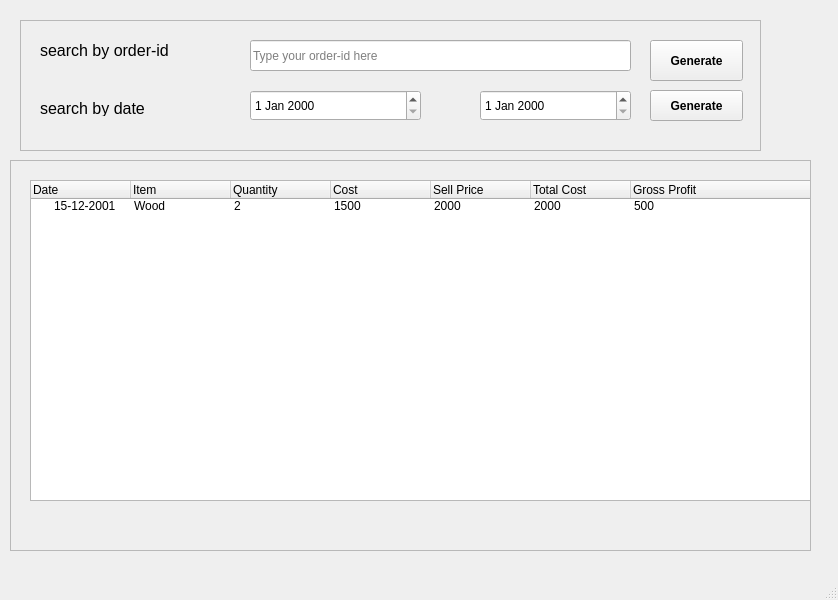
mj2266/inventory_app, file UI FILES/order.ui: the form before one commit.
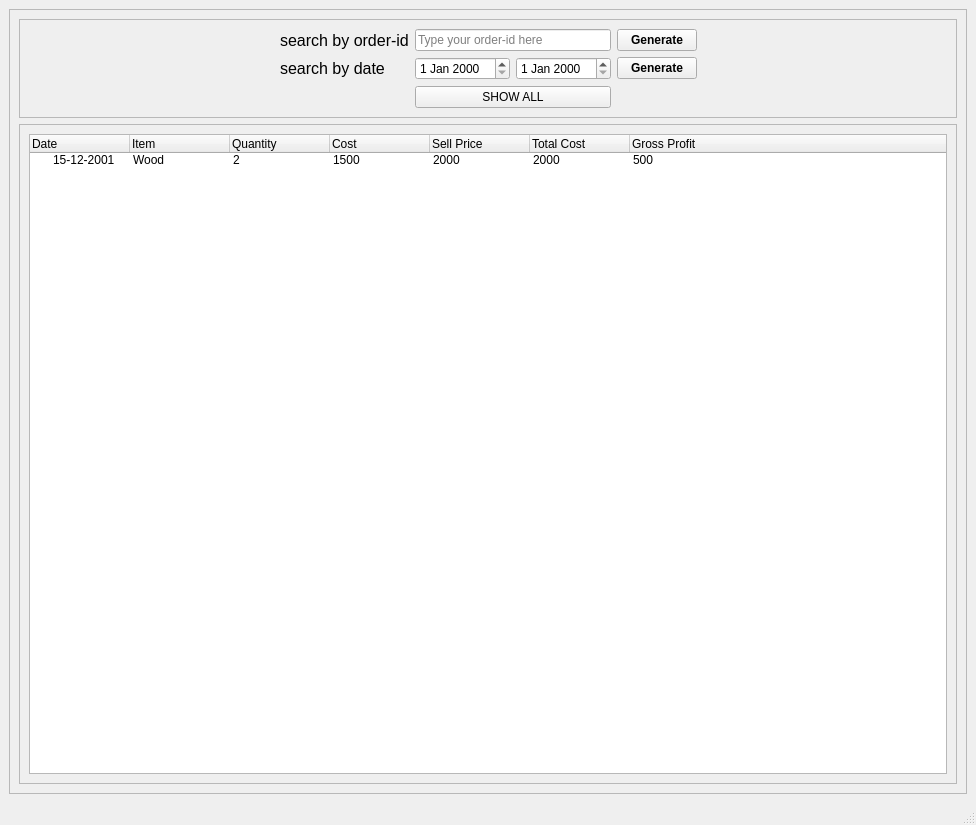
The form after the commit.

What changed in the file:
```diff
--- a/UI FILES/order.ui
+++ b/UI FILES/order.ui
@@ -6,171 +6,35 @@
    <rect>
     <x>0</x>
     <y>0</y>
-    <width>838</width>
-    <height>600</height>
+    <width>976</width>
+    <height>825</height>
    </rect>
   </property>
   <property name="windowTitle">
    <string>MainWindow</string>
   </property>
   <widget class="QWidget" name="centralwidget">
-   <widget class="QFrame" name="frame">
-    <property name="geometry">
-     <rect>
-      <x>20</x>
-      <y>20</y>
-      <width>741</width>
-      <height>131</height>
-     </rect>
-    </property>
+   <layout class="QGridLayout" name="gridLayout">
+    <item row="0" column="0">
+     <widget class="QFrame" name="frame_3">
     <property name="frameShape">
      <enum>QFrame::StyledPanel</enum>
     </property>
     <property name="frameShadow">
      <enum>QFrame::Raised</enum>
     </property>
-    <widget class="QLabel" name="label">
-     <property name="geometry">
-      <rect>
-       <x>20</x>
-       <y>10</y>
-       <width>201</width>
-       <height>41</height>
-      </rect>
-     </property>
-     <property name="font">
-      <font>
-       <pointsize>12</pointsize>
-       <weight>50</weight>
-       <bold>false</bold>
-      </font>
-     </property>
-     <property name="frameShape">
-      <enum>QFrame::NoFrame</enum>
-     </property>
-     <property name="frameShadow">
-      <enum>QFrame::Raised</enum>
-     </property>
-     <property name="text">
-      <string>search by order-id</string>
-     </property>
-    </widget>
-    <widget class="QLineEdit" name="lineEdit">
-     <property name="geometry">
-      <rect>
-       <x>230</x>
-       <y>20</y>
-       <width>381</width>
-       <height>31</height>
-      </rect>
-     </property>
-     <property name="placeholderText">
-      <string>Type your order-id here</string>
-     </property>
-    </widget>
-    <widget class="QLabel" name="label_2">
-     <property name="geometry">
-      <rect>
-       <x>20</x>
-       <y>80</y>
-       <width>151</width>
-       <height>16</height>
-      </rect>
-     </property>
-     <property name="font">
-      <font>
-       <pointsize>12</pointsize>
-      </font>
-     </property>
-     <property name="text">
-      <string>search by date</string>
-     </property>
-    </widget>
-    <widget class="QPushButton" name="pushButton">
-     <property name="geometry">
-      <rect>
-       <x>630</x>
-       <y>20</y>
-       <width>93</width>
-       <height>41</height>
-      </rect>
-     </property>
-     <property name="font">
-      <font>
-       <pointsize>9</pointsize>
-       <weight>75</weight>
-       <bold>true</bold>
-      </font>
-     </property>
-     <property name="text">
-      <string>Generate</string>
-     </property>
-    </widget>
-    <widget class="QPushButton" name="pushButton_2">
-     <property name="geometry">
-      <rect>
-       <x>630</x>
-       <y>70</y>
-       <width>93</width>
-       <height>31</height>
-      </rect>
-     </property>
-     <property name="font">
-      <font>
-       <pointsize>9</pointsize>
-       <weight>75</weight>
-       <bold>true</bold>
-      </font>
-     </property>
-     <property name="text">
-      <string>Generate</string>
-     </property>
-    </widget>
-    <widget class="QDateEdit" name="dateEdit">
-     <property name="geometry">
-      <rect>
-       <x>460</x>
-       <y>70</y>
-       <width>151</width>
-       <height>31</height>
-      </rect>
-     </property>
-    </widget>
-    <widget class="QDateEdit" name="dateEdit_2">
-     <property name="geometry">
-      <rect>
-       <x>230</x>
-       <y>70</y>
-       <width>171</width>
-       <height>31</height>
-      </rect>
-     </property>
-    </widget>
-   </widget>
+      <layout class="QGridLayout" name="gridLayout_2">
+       <item row="2" column="0">
    <widget class="QFrame" name="frame_2">
-    <property name="geometry">
-     <rect>
-      <x>10</x>
-      <y>160</y>
-      <width>801</width>
-      <height>391</height>
-     </rect>
-    </property>
     <property name="frameShape">
      <enum>QFrame::StyledPanel</enum>
     </property>
     <property name="frameShadow">
      <enum>QFrame::Raised</enum>
     </property>
-    <widget class="QTreeWidget" name="treeWidget">
-     <property name="geometry">
-      <rect>
-       <x>20</x>
-       <y>20</y>
-       <width>781</width>
-       <height>321</height>
-      </rect>
-     </property>
+         <layout class="QGridLayout" name="gridLayout_4">
+          <item row="0" column="0">
+           <widget class="QTreeWidget" name="result">
      <column>
       <property name="text">
        <string>Date</string>
@@ -230,7 +94,132 @@
       </property>
      </item>
     </widget>
-   </widget>
+          </item>
+         </layout>
+        </widget>
+       </item>
+       <item row="0" column="0">
+        <widget class="QFrame" name="search">
+         <property name="frameShape">
+          <enum>QFrame::StyledPanel</enum>
+         </property>
+         <property name="frameShadow">
+          <enum>QFrame::Raised</enum>
+         </property>
+         <layout class="QGridLayout" name="gridLayout_3">
+          <item row="0" column="5">
+           <spacer name="horizontalSpacer_2">
+            <property name="orientation">
+             <enum>Qt::Horizontal</enum>
+            </property>
+            <property name="sizeHint" stdset="0">
+             <size>
+              <width>40</width>
+              <height>20</height>
+             </size>
+            </property>
+           </spacer>
+          </item>
+          <item row="0" column="0">
+           <spacer name="horizontalSpacer">
+            <property name="orientation">
+             <enum>Qt::Horizontal</enum>
+            </property>
+            <property name="sizeHint" stdset="0">
+             <size>
+              <width>40</width>
+              <height>20</height>
+             </size>
+            </property>
+           </spacer>
+          </item>
+          <item row="1" column="1">
+           <widget class="QLabel" name="label_2">
+            <property name="font">
+             <font>
+              <pointsize>12</pointsize>
+             </font>
+            </property>
+            <property name="text">
+             <string>search by date</string>
+            </property>
+           </widget>
+          </item>
+          <item row="0" column="2" colspan="2">
+           <widget class="QLineEdit" name="searchByIdInput">
+            <property name="placeholderText">
+             <string>Type your order-id here</string>
+            </property>
+           </widget>
+          </item>
+          <item row="0" column="4">
+           <widget class="QPushButton" name="generateByIdButton">
+            <property name="font">
+             <font>
+              <pointsize>9</pointsize>
+              <weight>75</weight>
+              <bold>true</bold>
+             </font>
+            </property>
+            <property name="text">
+             <string>Generate</string>
+            </property>
+           </widget>
+          </item>
+          <item row="1" column="2">
+           <widget class="QDateEdit" name="endDate"/>
+          </item>
+          <item row="1" column="3">
+           <widget class="QDateEdit" name="startDate"/>
+          </item>
+          <item row="1" column="4">
+           <widget class="QPushButton" name="generateByDateResult">
+            <property name="font">
+             <font>
+              <pointsize>9</pointsize>
+              <weight>75</weight>
+              <bold>true</bold>
+             </font>
+            </property>
+            <property name="text">
+             <string>Generate</string>
+            </property>
+           </widget>
+          </item>
+          <item row="0" column="1">
+           <widget class="QLabel" name="label">
+            <property name="font">
+             <font>
+              <pointsize>12</pointsize>
+              <weight>50</weight>
+              <bold>false</bold>
+             </font>
+            </property>
+            <property name="frameShape">
+             <enum>QFrame::NoFrame</enum>
+            </property>
+            <property name="frameShadow">
+             <enum>QFrame::Raised</enum>
+            </property>
+            <property name="text">
+             <string>search by order-id</string>
+            </property>
+           </widget>
+          </item>
+          <item row="2" column="2" colspan="2">
+           <widget class="QPushButton" name="showAll">
+            <property name="text">
+             <string>SHOW ALL</string>
+            </property>
+           </widget>
+          </item>
+         </layout>
+        </widget>
+       </item>
+      </layout>
+     </widget>
+    </item>
+   </layout>
   </widget>
   <widget class="QMenuBar" name="menubar">
    <property name="geometry">
```
Left out of the diff: 2 changed lines with no effect on the pictures. Lines whose indentation alone changed are shown as unchanged.
